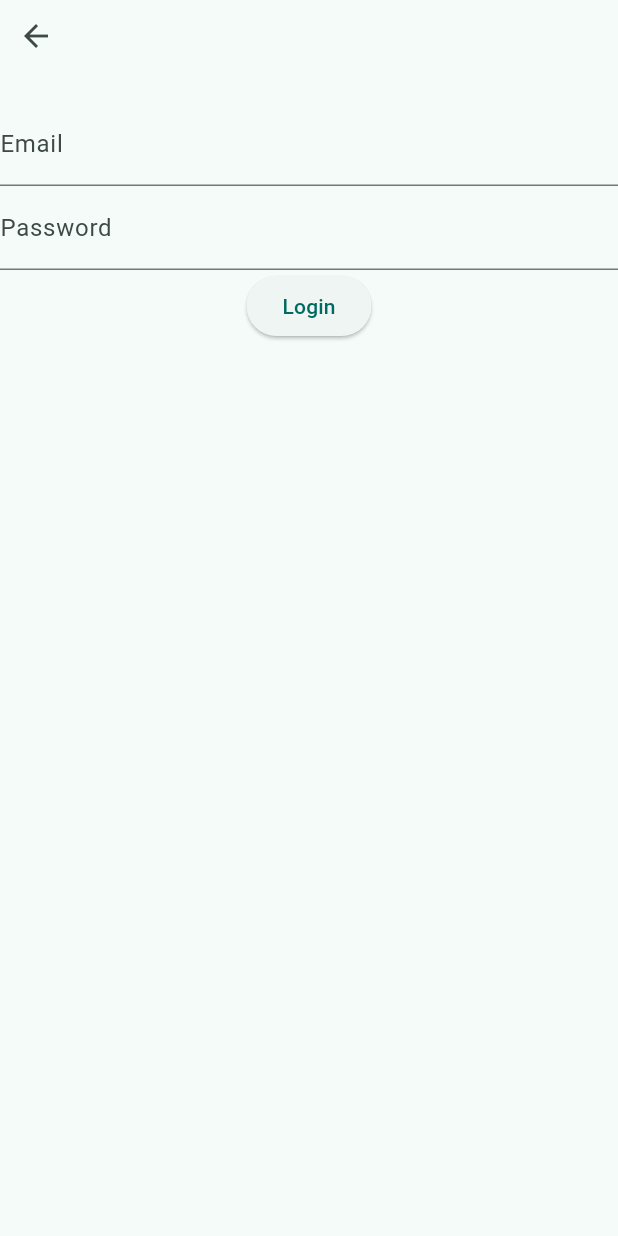
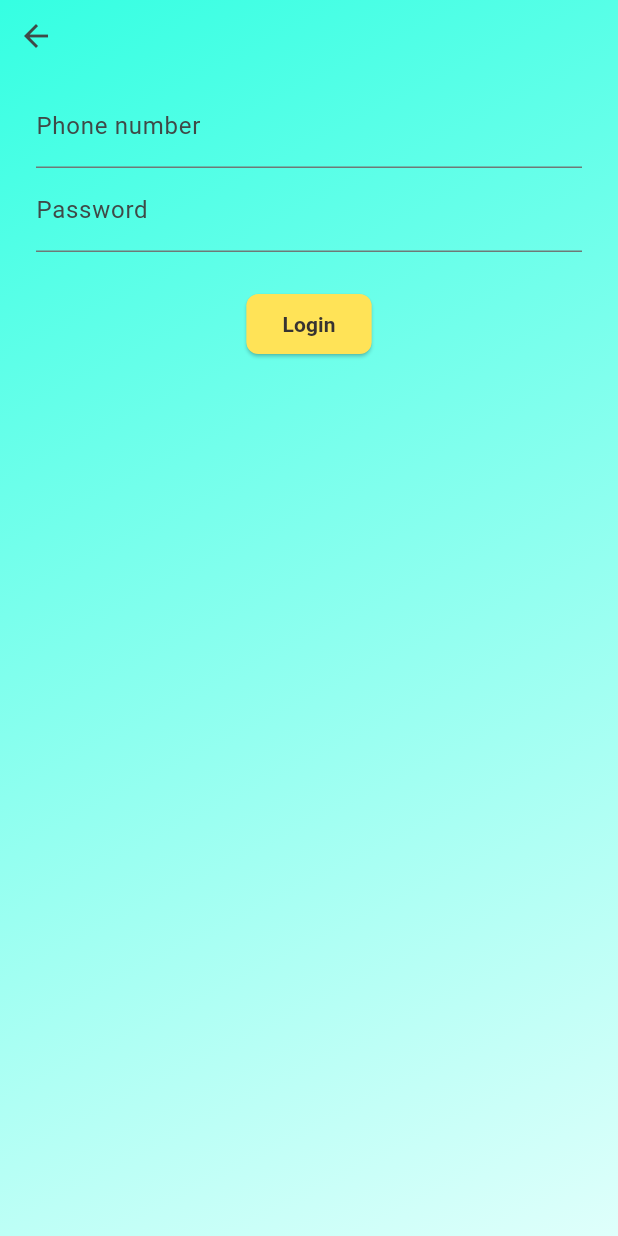
Before and after one commit to aibar-pro/Kraftig, a Flutter app: the screen it shows after launch, after a tap on "Login", on a phone screen of 412 x 824 dp. Run offline on Flutter 3.47's test engine with Material 3 defaults, Android fonts, the phone set to English and light mode, and no system bars; network calls fail.

Commit message:
Added login servoce call

```diff
--- a/lib/main.dart
+++ b/lib/main.dart
@@ -1,5 +1,9 @@
 import 'package:flutter/material.dart';
+import 'package:provider/provider.dart';
 
+import 'services/api_service.dart';
+import 'view_models/home_view_model.dart';
+import 'view_models/login_view_model.dart';
 import 'views/home_view.dart';
 import 'views/login_view.dart';
 
@@ -12,16 +16,26 @@ class MyApp extends StatelessWidget {
 
   @override
   Widget build(BuildContext context) {
-    return MaterialApp(
-      title: 'Flutter Demo',
+    final apiService = ApiService(baseUrl: '0.0.0.0:8080');
+
+    return MultiProvider(
+      providers: [
+        ChangeNotifierProvider(create: (_) => HomeViewModel(apiService: apiService)),
+        ChangeNotifierProvider(create: (_) => LoginViewModel(apiService: apiService)),
+    ],
+    child: MaterialApp(
+      title: 'Karftig',
       theme: ThemeData(
         colorScheme: ColorScheme.fromSeed(seedColor: Colors.teal),
         useMaterial3: true,
+        visualDensity: VisualDensity.adaptivePlatformDensity,
       ),
       home: HomeView(),
       routes: {
-        '/login':(context) => LoginView()
+        '/login':(context) => LoginView(),
+        '/home': (context) => HomeView()
       },
+    ),
     );
   }
 }
--- /dev/null
+++ b/lib/resources/constants.dart
@@ -0,0 +1,54 @@
+
+import 'package:flutter/material.dart';
+
+// Colors
+class AppColors {
+  static const Color primaryButtonBackground = Color(0xFFffe357);
+  static const Color accentButtonBackground = Color(0xFF774980);
+  static const Color backgroundGradientStart = Color(0xFF35FFE2);
+  static const Color backgroundGradientEnd = Color(0xFFdffffb);
+  static const Color error = Color(0xFFB00020);
+  static const Color textHighEmphasis = Color(0xFF373331);
+  static const Color textMediumEmphasis = Color(0x99373331);
+  static const Color textLowEmphasis = Color(0x66373331);
+}
+
+class AppViewBackgrounds {
+  static const BoxDecoration mainViewBackground = BoxDecoration(
+    gradient: LinearGradient(
+      begin: Alignment.topLeft,
+      end: Alignment.bottomRight,
+      colors: [
+        AppColors.backgroundGradientStart,
+        AppColors.backgroundGradientEnd,
+      ],
+    ),
+  );
+}
+
+// Font styles
+class AppTextStyles {
+  static const TextStyle title = TextStyle(
+    fontSize: 32,
+    fontWeight: FontWeight.bold,
+  );
+  static const TextStyle headLine = TextStyle(
+    fontSize: 24,
+    fontWeight: FontWeight.w600,
+  );
+}
+
+// Padding values
+class AppPadding {
+  static const double small = 8.0;
+  static const double medium = 16.0;
+  static const double large = 24.0;
+  static const double extraLarge = 32.0;
+}
+
+// Border radius values
+class AppBorderRadius {
+  static const double small = 4.0;
+  static const double medium = 8.0;
+  static const double large = 16.0;
+}
--- /dev/null
+++ b/lib/view_components/primary_button.dart
@@ -0,0 +1,30 @@
+import 'package:flutter/material.dart';
+import '../resources/constants.dart';
+
+class PrimaryButton extends StatelessWidget {
+  final String text;
+  final VoidCallback onPressed;
+  const PrimaryButton({super.key, required this.text, required this.onPressed});
+
+  @override
+  Widget build(BuildContext context) {
+    return ElevatedButton(
+      onPressed: onPressed,
+      style: ElevatedButton.styleFrom(
+        foregroundColor: AppColors.textHighEmphasis,
+        backgroundColor: AppColors.primaryButtonBackground,
+        shape: const RoundedRectangleBorder(
+          borderRadius: BorderRadius.all(
+            Radius.circular(AppBorderRadius.medium)
+          ),
+        ),
+      ),
+      child: Text(
+        text,
+        style: const TextStyle(
+          fontWeight: FontWeight.w600,
+        ),
+      ),
+    );
+  }
+}
--- a/lib/view_models/home_view_model.dart
+++ b/lib/view_models/home_view_model.dart
@@ -1,5 +1,9 @@
 import 'package:flutter/material.dart';
 
+import '../services/api_service.dart';
+
 class HomeViewModel extends ChangeNotifier {
+  final ApiService apiService;
 
+  HomeViewModel({required this.apiService});
 }
--- a/lib/view_models/login_view_model.dart
+++ b/lib/view_models/login_view_model.dart
@@ -1,11 +1,19 @@
 import 'package:flutter/material.dart';
 
+import '../services/api_service.dart';
+
 class LoginViewModel extends ChangeNotifier {
-  String _email = '';
+  final ApiService apiService;
+  LoginViewModel({required this.apiService});
+
+
+  String _username = '';
   String _password = '';
+  bool _isLoading = false;
+  String? _errorMessage;
 
-  void setEmail(String email) {
-    _email = email;
+  void setUsermame(String email) {
+    _username = email;
     notifyListeners();
   }
 
@@ -15,6 +23,20 @@ class LoginViewModel extends ChangeNotifier {
   }
 
   Future<bool> login() async {
-    return _email == 'user@example.com' && _password == 'password123';
+    _isLoading = true;
+    notifyListeners();
+
+    final result = await apiService.login(_username, _password);
+
+    _isLoading = false;
+    if (result != null) {
+      _errorMessage = null;
+      notifyListeners();
+      return true;
+    } else {
+      _errorMessage = "Invalid credentials";
+      notifyListeners();
+      return false;
+    }
   }
 }
--- a/lib/views/home_view.dart
+++ b/lib/views/home_view.dart
@@ -1,29 +1,33 @@
+import 'package:flutter/foundation.dart';
 import 'package:flutter/material.dart';
+import 'package:kraftig/resources/constants.dart';
 import 'package:kraftig/view_models/home_view_model.dart';
+import 'package:kraftig/view_components/primary_button.dart';
 import 'package:provider/provider.dart';
 
 class HomeView extends StatelessWidget {
   @override
   Widget build(BuildContext context) {
-    return ChangeNotifierProvider<HomeViewModel>(
-      create: (_) => HomeViewModel(),
-      child:  Consumer<HomeViewModel>(
-        builder: (context, model, child) => Scaffold(
+    return Consumer<HomeViewModel>(
+      builder: (context, model, child) => Container(
+        decoration: AppViewBackgrounds.mainViewBackground,
+        child: Scaffold(
+          backgroundColor: Colors.transparent,
           appBar: AppBar(
+            backgroundColor: Colors.transparent,
             title:
               Row(
                 mainAxisAlignment: MainAxisAlignment.end,
                 children: [
-                  ElevatedButton(
-                      onPressed: () {
-                        print('Login button pressed');
+                  PrimaryButton(
+                    text: 'Login',
+                    onPressed: () {
+                      if (kDebugMode) {
+                          print('Login button pressed');
+                        }
                         Navigator.pushNamed(context, '/login');
-                      },
-                      child: Text('Login'),
-                      style: ElevatedButton.styleFrom(
-                        foregroundColor: Color(0xFFfff19b),
-                        backgroundColor: Color(0xFA35FFE2))
-                    ),
+                    }
+                  )
               ],
             )
           ),
@@ -31,16 +35,23 @@ class HomeView extends StatelessWidget {
             child: SafeArea(
               child: Column(
                 children: <Widget>[
+                  const SizedBox(height: AppPadding.small),
                   Title(
-                    color: Colors.black,
+                    color: AppColors.textHighEmphasis,
                     child:
-                      Text('Welcome to Kraftig')
+                      const Text(
+                        'Welcome to Kraftig!',
+                        style: AppTextStyles.title
+                      )
                   ),
-                  Text('Home Page'),
+                  const SizedBox(height: AppPadding.medium),
+                  const Text(
+                    'Home page',
+                    style: AppTextStyles.headLine,
+                  ),
                 ],
               ),
-            )
-
+            ),
           ),
         ),
       ),
--- a/lib/views/login_view.dart
+++ b/lib/views/login_view.dart
@@ -1,15 +1,18 @@
 import 'package:flutter/material.dart';
 import 'package:provider/provider.dart';
+
+import '../view_components/primary_button.dart';
 import '../view_models/login_view_model.dart';
+import '../resources/constants.dart';
 
 class LoginView extends StatelessWidget {
   @override
   Widget build(BuildContext context) {
-    return ChangeNotifierProvider(
-      create: (context) => LoginViewModel(),
-      child: Consumer<LoginViewModel>(
+    return Consumer<LoginViewModel>(
       builder: (context, model, child) => Scaffold(
-          body: SafeArea(
+        body: Container(
+          decoration: AppViewBackgrounds.mainViewBackground,
+          child: SafeArea(
             child: Column(
               children: <Widget>[
                 Row(
@@ -20,25 +23,42 @@ class LoginView extends StatelessWidget {
                     ),
                   ],
                 ),
-                SizedBox(height: 20),
+                Padding(
+                  padding: const EdgeInsets.only(
+                    top: AppPadding.small,
+                    left: AppPadding.large,
+                    right: AppPadding.large,
+                  ),
+                  child: Column (
+                    children: [
                       TextField(
-                  onChanged: (value) => model.setEmail(value),
-                  decoration: InputDecoration(labelText: 'Email'),
+                        onChanged: (value) => model.setUsermame(value),
+                        decoration: const InputDecoration(labelText: 'Phone number'),
                       ),
                       TextField(
                         onChanged: (value) => model.setPassword(value),
-                  decoration: InputDecoration(labelText: 'Password'),
+                        decoration: const InputDecoration(labelText: 'Password'),
+                        obscureText: true,
                       ),
-                ElevatedButton(
+                      const SizedBox(height: AppPadding.large),
+                      PrimaryButton(
+                        text: 'Login',
                         onPressed: () async {
-                    if (await model.login()) {
-                      Navigator.pushReplacementNamed(context, '/home');
+                          bool success = await model.login();
+                          if (success) {
+                            Navigator.pop(context);
                           } else {
-                      // Show error
+                            ScaffoldMessenger.of(context).showSnackBar(const SnackBar(
+                              content:
+                                Text('Login failed')
+                              ),
+                            );
                           }
-                  },
-                  child: Text('Login'),
-                )
+                        }
+                      ),
+                    ],
+                  ),
+                ),
               ],
             ),
           ),
--- a/pubspec.yaml
+++ b/pubspec.yaml
@@ -31,6 +31,7 @@ dependencies:
   flutter:
     sdk: flutter
   provider: ^6.1.2
+  http: ^1.2.1
 
   # The following adds the Cupertino Icons font to your application.
   # Use with the CupertinoIcons class for iOS style icons.
```
Also changed, not shown: lib/services/api_service.dart (added, +49 -0 lines), pubspec.lock. Lines whose indentation alone changed are shown as unchanged.
